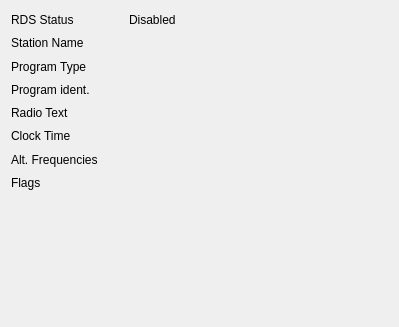
This is qtgui/dockrds.ui in gqrx-sdr/gqrx as Qt 5 draws it before an edit. The edited form follows.
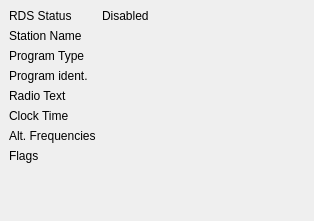
This is the edited form.

Commit message: use formlayout instead of gridlayout for rds widget, this should fix #229, qlabels will grow when there is more text (but widget itself not)

The edit to the form file:
```diff
--- a/qtgui/dockrds.ui
+++ b/qtgui/dockrds.ui
@@ -6,8 +6,8 @@
    <rect>
     <x>0</x>
     <y>0</y>
-    <width>399</width>
-    <height>327</height>
+    <width>314</width>
+    <height>221</height>
    </rect>
   </property>
   <property name="allowedAreas">
@@ -17,80 +17,45 @@
    <string>RDS</string>
   </property>
   <widget class="QWidget" name="dockWidgetContents">
-   <widget class="QWidget" name="layoutWidget">
-    <property name="geometry">
-     <rect>
-      <x>11</x>
-      <y>11</y>
-      <width>371</width>
-      <height>180</height>
-     </rect>
-    </property>
-    <layout class="QGridLayout" name="gridLayout">
-     <item row="6" column="1">
-      <widget class="QLabel" name="alt_freq">
-       <property name="maximumSize">
-        <size>
-         <width>253</width>
-         <height>16777215</height>
-        </size>
-       </property>
+   <layout class="QFormLayout" name="formLayout">
+    <item row="0" column="0">
+     <widget class="QLabel" name="label_8">
        <property name="text">
-        <string/>
+       <string>RDS Status</string>
        </property>
       </widget>
      </item>
-     <item row="6" column="0" alignment="Qt::AlignLeft">
-      <widget class="QLabel" name="label_7">
-       <property name="text">
-        <string>Alt. Frequencies</string>
-       </property>
-      </widget>
-     </item>
-     <item row="2" column="1">
-      <widget class="QLabel" name="program_type">
-       <property name="minimumSize">
-        <size>
-         <width>253</width>
-         <height>0</height>
-        </size>
-       </property>
+    <item row="0" column="1">
+     <widget class="QLabel" name="rds_status">
+      <property name="sizePolicy">
+       <sizepolicy hsizetype="Ignored" vsizetype="Preferred">
+        <horstretch>0</horstretch>
+        <verstretch>0</verstretch>
+       </sizepolicy>
+      </property>
        <property name="text">
-        <string/>
+       <string>Disabled</string>
        </property>
       </widget>
      </item>
-     <item row="3" column="1">
-      <widget class="QLabel" name="program_information">
-       <property name="minimumSize">
-        <size>
-         <width>253</width>
-         <height>0</height>
-        </size>
-       </property>
+    <item row="1" column="0">
+     <widget class="QLabel" name="label">
        <property name="text">
-        <string/>
-       </property>
-      </widget>
-     </item>
-     <item row="5" column="1">
-      <widget class="QLabel" name="clocktime">
-       <property name="maximumSize">
-        <size>
-         <width>253</width>
-         <height>16777215</height>
-        </size>
-       </property>
-       <property name="text">
-        <string/>
+       <string>Station Name</string>
        </property>
       </widget>
      </item>
      <item row="1" column="1">
       <widget class="QLabel" name="station_name">
+      <property name="sizePolicy">
+       <sizepolicy hsizetype="Ignored" vsizetype="Preferred">
+        <horstretch>0</horstretch>
+        <verstretch>0</verstretch>
+       </sizepolicy>
+      </property>
        <property name="minimumSize">
         <size>
-         <width>253</width>
+        <width>0</width>
          <height>0</height>
         </size>
        </property>
@@ -99,19 +64,25 @@
        </property>
       </widget>
      </item>
-     <item row="2" column="0" alignment="Qt::AlignLeft">
+    <item row="2" column="0">
       <widget class="QLabel" name="label_3">
        <property name="text">
         <string>Program Type</string>
        </property>
       </widget>
      </item>
-     <item row="7" column="1">
-      <widget class="QLabel" name="flags">
-       <property name="maximumSize">
+    <item row="2" column="1">
+     <widget class="QLabel" name="program_type">
+      <property name="sizePolicy">
+       <sizepolicy hsizetype="Ignored" vsizetype="Preferred">
+        <horstretch>0</horstretch>
+        <verstretch>0</verstretch>
+       </sizepolicy>
+      </property>
+      <property name="minimumSize">
         <size>
-         <width>193</width>
-         <height>16777215</height>
+        <width>0</width>
+        <height>0</height>
         </size>
        </property>
        <property name="text">
@@ -119,28 +90,33 @@
        </property>
       </widget>
      </item>
-     <item row="3" column="0" alignment="Qt::AlignLeft">
+    <item row="3" column="0">
       <widget class="QLabel" name="label_4">
        <property name="text">
         <string>Program ident.</string>
        </property>
       </widget>
      </item>
-     <item row="7" column="0" alignment="Qt::AlignLeft">
-      <widget class="QLabel" name="label_2">
-       <property name="text">
-        <string>Flags</string>
-       </property>
-      </widget>
-     </item>
-     <item row="5" column="0" alignment="Qt::AlignLeft">
-      <widget class="QLabel" name="label_6">
+    <item row="3" column="1">
+     <widget class="QLabel" name="program_information">
+      <property name="sizePolicy">
+       <sizepolicy hsizetype="Ignored" vsizetype="Preferred">
+        <horstretch>0</horstretch>
+        <verstretch>0</verstretch>
+       </sizepolicy>
+      </property>
+      <property name="minimumSize">
+       <size>
+        <width>0</width>
+        <height>0</height>
+       </size>
+      </property>
        <property name="text">
-        <string>Clock Time</string>
+       <string/>
        </property>
       </widget>
      </item>
-     <item row="4" column="0" alignment="Qt::AlignLeft">
+    <item row="4" column="0">
       <widget class="QLabel" name="label_5">
        <property name="text">
         <string>Radio Text</string>
@@ -149,9 +125,15 @@
      </item>
      <item row="4" column="1">
       <widget class="QLabel" name="radiotext">
+      <property name="sizePolicy">
+       <sizepolicy hsizetype="Ignored" vsizetype="Preferred">
+        <horstretch>0</horstretch>
+        <verstretch>0</verstretch>
+       </sizepolicy>
+      </property>
        <property name="minimumSize">
         <size>
-         <width>253</width>
+        <width>0</width>
          <height>0</height>
         </size>
        </property>
@@ -160,29 +142,85 @@
        </property>
       </widget>
      </item>
-     <item row="1" column="0" alignment="Qt::AlignLeft">
-      <widget class="QLabel" name="label">
+    <item row="5" column="0">
+     <widget class="QLabel" name="label_6">
        <property name="text">
-        <string>Station Name</string>
+       <string>Clock Time</string>
        </property>
       </widget>
      </item>
-     <item row="0" column="0">
-      <widget class="QLabel" name="label_8">
+    <item row="5" column="1">
+     <widget class="QLabel" name="clocktime">
+      <property name="sizePolicy">
+       <sizepolicy hsizetype="Ignored" vsizetype="Preferred">
+        <horstretch>0</horstretch>
+        <verstretch>0</verstretch>
+       </sizepolicy>
+      </property>
+      <property name="maximumSize">
+       <size>
+        <width>16777215</width>
+        <height>16777215</height>
+       </size>
+      </property>
        <property name="text">
-        <string>RDS Status</string>
+       <string/>
        </property>
       </widget>
      </item>
-     <item row="0" column="1">
-      <widget class="QLabel" name="rds_status">
+    <item row="6" column="0">
+     <widget class="QLabel" name="label_7">
        <property name="text">
-        <string>Disabled</string>
+       <string>Alt. Frequencies</string>
+      </property>
+     </widget>
+    </item>
+    <item row="6" column="1">
+     <widget class="QLabel" name="alt_freq">
+      <property name="sizePolicy">
+       <sizepolicy hsizetype="Ignored" vsizetype="Preferred">
+        <horstretch>0</horstretch>
+        <verstretch>0</verstretch>
+       </sizepolicy>
+      </property>
+      <property name="maximumSize">
+       <size>
+        <width>16777215</width>
+        <height>16777215</height>
+       </size>
+      </property>
+      <property name="text">
+       <string/>
+      </property>
+     </widget>
+    </item>
+    <item row="7" column="0">
+     <widget class="QLabel" name="label_2">
+      <property name="text">
+       <string>Flags</string>
+      </property>
+     </widget>
+    </item>
+    <item row="7" column="1">
+     <widget class="QLabel" name="flags">
+      <property name="sizePolicy">
+       <sizepolicy hsizetype="Ignored" vsizetype="Preferred">
+        <horstretch>0</horstretch>
+        <verstretch>0</verstretch>
+       </sizepolicy>
+      </property>
+      <property name="maximumSize">
+       <size>
+        <width>16777215</width>
+        <height>16777215</height>
+       </size>
+      </property>
+      <property name="text">
+       <string/>
        </property>
       </widget>
      </item>
     </layout>
-   </widget>
   </widget>
  </widget>
  <resources/>
```
Lines whose indentation alone changed are shown as unchanged.
